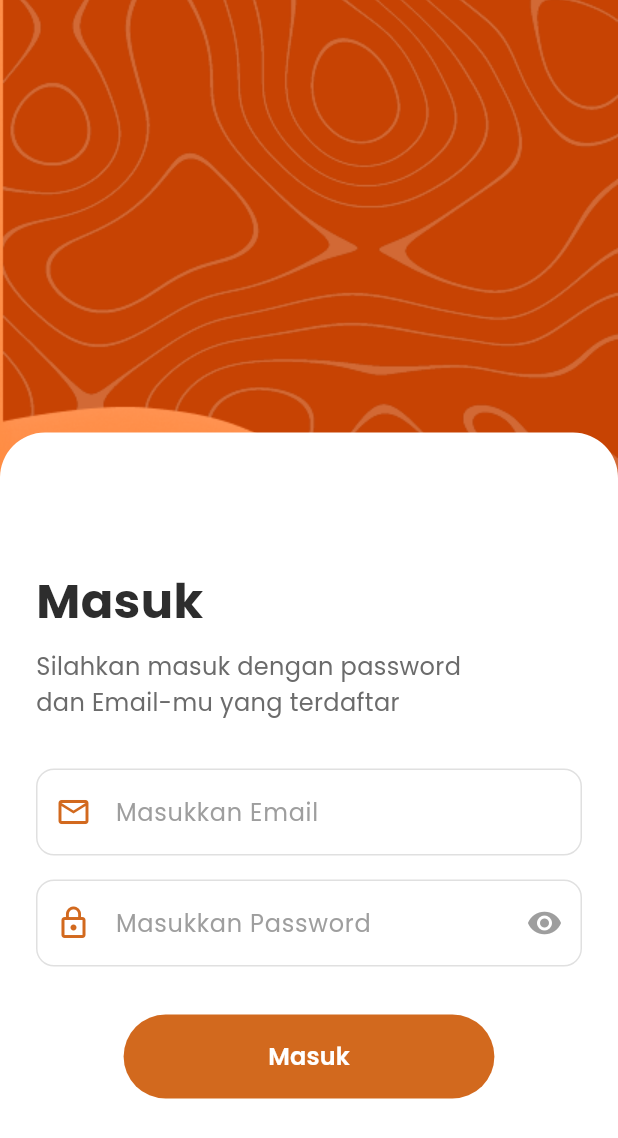
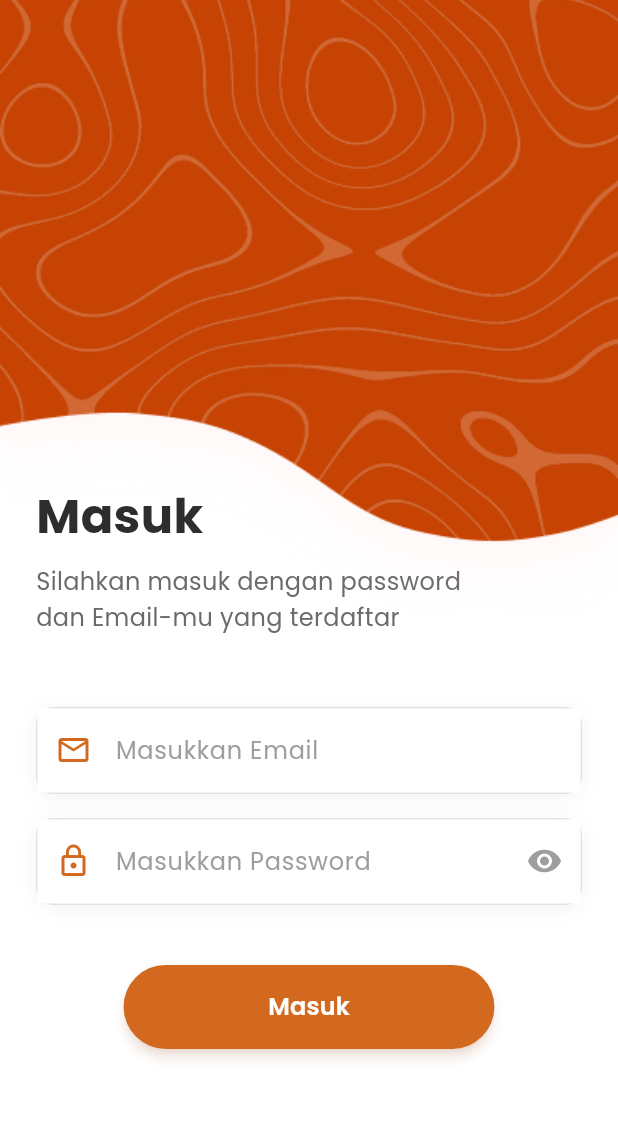
Before and after one commit to fairuzzkii/simpeg_mobile_mascitra, a Flutter app: the screen it shows after launch, after a tap on the "arrow forward" icon, on a phone screen of 412 x 824 dp. Shown: the top 1138 px of the screen. Run offline on Flutter 3.47's test engine with Material 3 defaults, Android fonts, the phone set to English and light mode, and no system bars; our stand-ins replace dotted_border, table_calendar.

Commit message:
login penyesuaian lagi

```diff
--- a/lib/pages/authPage/loginPage.dart
+++ b/lib/pages/authPage/loginPage.dart
@@ -40,20 +40,25 @@ class _LoginPageState extends State<LoginPage> {
   Widget build(BuildContext context) {
     final keyboardHeight = MediaQuery.of(context).viewInsets.bottom;
     final screenHeight = MediaQuery.of(context).size.height;
+    final screenWidth = MediaQuery.of(context).size.width;
 
-    // Adjust heights based on keyboard visibility
-    final topImageHeight = keyboardHeight > 0
-        ? screenHeight * 0.25  // Smaller when keyboard is visible
-        : screenHeight * 0.40; // Normal height when keyboard is hidden
-
-    final bottomContainerHeight = keyboardHeight > 0
-        ? screenHeight - topImageHeight + keyboardHeight // Full remaining height + keyboard
-        : screenHeight * 0.65; // Normal height
+    final isKeyboardVisible = keyboardHeight > 0;
+    final topImageHeight = screenHeight * 0.10;
+    final topImageOffset = isKeyboardVisible ? -keyboardHeight * 0.6 : 0.0;
+    final formContainerHeight = isKeyboardVisible
+        ? screenHeight - topImageHeight
+        : screenHeight * 0.78;
 
     return Scaffold(
-      // Prevent resizing when keyboard appears
-      resizeToAvoidBottomInset: false,
-      body: Stack(
+      resizeToAvoidBottomInset: true,
+      body: GestureDetector(
+        onTap: () {
+          if (FocusScope.of(context).hasFocus) {
+            FocusScope.of(context).unfocus();
+          }
+        },
+        behavior: HitTestBehavior.translucent,
+        child: Stack(
           children: [
             // Background gradient
             Container(
@@ -63,22 +68,8 @@ class _LoginPageState extends State<LoginPage> {
                 gradient: LinearGradient(
                   begin: Alignment.topCenter,
                   end: Alignment.bottomCenter,
-                colors: [
-                  Color(0xFFFF8C42)
-                ],
+                  colors: [Color(0xFFFF8C42), Color(0xFFFF6B1A)],
                 ),
-            ),
-          ),
-
-          // Top pattern image - adjust height based on keyboard
-          Positioned(
-            left: 0,
-            right: 0,
-            top: 0,
-            height: topImageHeight,
-            child: Image.asset(
-              'assets/images/topographic_pattern2.png',
-              fit: BoxFit.cover,
               ),
             ),
 
@@ -87,8 +78,10 @@ class _LoginPageState extends State<LoginPage> {
               left: 0,
               right: 0,
               bottom: 0,
-            height: bottomContainerHeight,
-            child: Container(
+              child: AnimatedContainer(
+                duration: const Duration(milliseconds: 300),
+                curve: Curves.easeInOut,
+                height: formContainerHeight,
                 decoration: const BoxDecoration(
                   color: Colors.white,
                   borderRadius: BorderRadius.only(
@@ -97,22 +90,31 @@ class _LoginPageState extends State<LoginPage> {
                   ),
                 ),
                 child: SafeArea(
-                child: SingleChildScrollView(
-                  physics: keyboardHeight > 0
-                      ? const BouncingScrollPhysics()
-                      : const NeverScrollableScrollPhysics(),
+                  child: LayoutBuilder(
+                    builder: (context, constraints) {
+                      return SingleChildScrollView(
+                        physics: const BouncingScrollPhysics(),
+                        padding: EdgeInsets.only(
+                          bottom: keyboardHeight > 0 ? 20 : 0,
+                        ),
+                        child: ConstrainedBox(
+                          constraints: BoxConstraints(
+                            minHeight: constraints.maxHeight,
+                          ),
                           child: Padding(
-                    padding: const EdgeInsets.all(24.0),
+                            padding: const EdgeInsets.symmetric(
+                              horizontal: 24.0,
+                              vertical: 20.0,
+                            ),
                             child: Column(
                               crossAxisAlignment: CrossAxisAlignment.start,
-                      mainAxisSize: MainAxisSize.min,
+                              mainAxisAlignment: MainAxisAlignment.start,
                               children: [
-                        // Dynamic spacing based on keyboard
                                 SizedBox(
-                          height: keyboardHeight > 0
-                              ? 16.0 // Less space when keyboard is visible
-                              : screenHeight * 0.08, // Normal space
+                                  height: isKeyboardVisible ? 320.0 : 120.0,
                                 ),
+
+                                // Title
                                 const Text(
                                   'Masuk',
                                   style: TextStyle(
@@ -123,6 +125,8 @@ class _LoginPageState extends State<LoginPage> {
                                   ),
                                 ),
                                 const SizedBox(height: 8),
+
+                                // Subtitle
                                 const Text(
                                   'Silahkan masuk dengan password\ndan Email-mu yang terdaftar',
                                   style: TextStyle(
@@ -132,100 +136,49 @@ class _LoginPageState extends State<LoginPage> {
                                     fontFamily: 'Poppins',
                                   ),
                                 ),
-                        const SizedBox(height: 32),
+                                SizedBox(height: isKeyboardVisible ? 32 : 48),
+
                                 // Email field
-                        Container(
-                          decoration: BoxDecoration(
-                            borderRadius: BorderRadius.circular(12),
-                            border: Border.all(
-                              color: const Color(0xFFE0E0E0),
-                              width: 1,
-                            ),
-                          ),
-                          child: TextField(
+                                _buildInputField(
                                   controller: _emailController,
-                            decoration: const InputDecoration(
                                   hintText: 'Masukkan Email',
-                              hintStyle: TextStyle(
-                                color: Color(0xFF9E9E9E),
-                                fontFamily: 'Poppins',
-                              ),
-                              prefixIcon: Icon(
-                                Icons.email_outlined,
-                                color: Color(0xFFD2691E),
-                              ),
-                              border: InputBorder.none,
-                              contentPadding: EdgeInsets.symmetric(
-                                horizontal: 16,
-                                vertical: 16,
-                              ),
-                            ),
-                            style: const TextStyle(
-                              fontFamily: 'Poppins',
-                            ),
-                          ),
+                                  prefixIcon: Icons.email_outlined,
+                                  keyboardType: TextInputType.emailAddress,
                                 ),
                                 const SizedBox(height: 16),
+
                                 // Password field
-                        Container(
-                          decoration: BoxDecoration(
-                            borderRadius: BorderRadius.circular(12),
-                            border: Border.all(
-                              color: const Color(0xFFE0E0E0),
-                              width: 1,
+                                _buildInputField(
+                                  controller: _passwordController,
+                                  hintText: 'Masukkan Password',
+                                  prefixIcon: Icons.lock_outline,
+                                  isPassword: true,
                                 ),
-                          ),
-                          child: TextField(
-                            controller: _passwordController,
-                            obscureText: !_isPasswordVisible,
-                            decoration: InputDecoration(
-                              hintText: 'Masukkan Password',
-                              hintStyle: const TextStyle(
-                                color: Color(0xFF9E9E9E),
-                                fontFamily: 'Poppins',
-                              ),
-                              prefixIcon: const Icon(
-                                Icons.lock_outline,
-                                color: Color(0xFFD2691E),
-                              ),
-                              suffixIcon: IconButton(
-                                icon: Icon(
-                                  _isPasswordVisible
-                                      ? Icons.visibility_off
-                                      : Icons.visibility,
-                                  color: const Color(0xFF9E9E9E),
-                                ),
-                                onPressed: () {
-                                  setState(() {
-                                    _isPasswordVisible = !_isPasswordVisible;
-                                  });
-                                },
-                              ),
-                              border: InputBorder.none,
-                              contentPadding: const EdgeInsets.symmetric(
-                                horizontal: 16,
-                                vertical: 16,
-                              ),
-                            ),
-                            style: const TextStyle(
-                              fontFamily: 'Poppins',
-                            ),
-                          ),
-                        ),
-                        const SizedBox(height: 32),
+                                SizedBox(height: isKeyboardVisible ? 28 : 40),
 
+                                // Login button
                                 Center(
                                   child: SizedBox(
-                            width: MediaQuery.of(context).size.width * 0.6,
+                                    width:
+                                        MediaQuery.of(context).size.width * 0.6,
                                     height: 56,
                                     child: ElevatedButton(
-                              onPressed: _isLoading ? null : _handleLogin,
+                                      onPressed: _isLoading
+                                          ? null
+                                          : _handleLogin,
                                       style: ElevatedButton.styleFrom(
-                                backgroundColor: const Color(0xFFD2691E),
+                                        backgroundColor: const Color(
+                                          0xFFD2691E,
+                                        ),
                                         foregroundColor: Colors.white,
-                                elevation: 0,
+                                        elevation: 3,
+                                        shadowColor: const Color(
+                                          0xFFD2691E,
+                                        ).withOpacity(0.3),
                                         shape: RoundedRectangleBorder(
-                                  borderRadius: BorderRadius.circular(50),
+                                          borderRadius: BorderRadius.circular(
+                                            50,
+                                          ),
                                         ),
                                       ),
                                       child: _isLoading
@@ -234,9 +187,10 @@ class _LoginPageState extends State<LoginPage> {
                                               height: 24,
                                               child: CircularProgressIndicator(
                                                 strokeWidth: 2,
-                                        valueColor: AlwaysStoppedAnimation<Color>(
-                                          Colors.white,
-                                        ),
+                                                valueColor:
+                                                    AlwaysStoppedAnimation<
+                                                      Color
+                                                    >(Colors.white),
                                               ),
                                             )
                                           : const Text(
@@ -250,18 +204,103 @@ class _LoginPageState extends State<LoginPage> {
                                     ),
                                   ),
                                 ),
-                        // Extra padding at bottom when keyboard is visible
-                        if (keyboardHeight > 0)
-                          const SizedBox(height: 32),
+                                SizedBox(height: isKeyboardVisible ? 30 : 60),
                               ],
                             ),
                           ),
                         ),
+                      );
+                    },
+                  ),
+                ),
+              ),
+            ),
+
+            // Top pattern image
+            Positioned(
+              left: 0,
+              right: 0,
+              top: topImageOffset,
+              height: MediaQuery.of(context).size.height * 0.5,
+              child: AnimatedContainer(
+                duration: const Duration(milliseconds: 300),
+                curve: Curves.easeInOut,
+                width: screenWidth,
+                child: Image.asset(
+                  'assets/images/topographic_pattern2.png',
+                  fit: BoxFit.cover,
+                  width: screenWidth,
+                  height: topImageHeight,
+                  errorBuilder: (context, error, stackTrace) {
+                    return Container(
+                      color: Colors.grey,
+                      child: const Center(child: Text('Image not found')),
+                    );
+                  },
                 ),
               ),
             ),
           ],
         ),
+      ),
+    );
+  }
+
+  Widget _buildInputField({
+    required TextEditingController controller,
+    required String hintText,
+    required IconData prefixIcon,
+    TextInputType? keyboardType,
+    bool isPassword = false,
+  }) {
+    return Container(
+      decoration: BoxDecoration(
+        borderRadius: BorderRadius.circular(12),
+        border: Border.all(color: const Color(0xFFE0E0E0), width: 1),
+        boxShadow: [
+          BoxShadow(
+            color: Colors.black.withOpacity(0.05),
+            blurRadius: 10,
+            offset: const Offset(0, 2),
+          ),
+        ],
+      ),
+      child: TextField(
+        controller: controller,
+        keyboardType: keyboardType,
+        obscureText: isPassword ? !_isPasswordVisible : false,
+        decoration: InputDecoration(
+          hintText: hintText,
+          hintStyle: const TextStyle(
+            color: Color(0xFF9E9E9E),
+            fontFamily: 'Poppins',
+          ),
+          prefixIcon: Icon(prefixIcon, color: const Color(0xFFD2691E)),
+          suffixIcon: isPassword
+              ? IconButton(
+                  icon: Icon(
+                    _isPasswordVisible
+                        ? Icons.visibility_off
+                        : Icons.visibility,
+                    color: const Color(0xFF9E9E9E),
+                  ),
+                  onPressed: () {
+                    setState(() {
+                      _isPasswordVisible = !_isPasswordVisible;
+                    });
+                  },
+                )
+              : null,
+          border: InputBorder.none,
+          contentPadding: const EdgeInsets.symmetric(
+            horizontal: 16,
+            vertical: 16,
+          ),
+          filled: true,
+          fillColor: Colors.white,
+        ),
+        style: const TextStyle(fontFamily: 'Poppins'),
+      ),
     );
   }
 }
--- a/lib/pages/cutiPage/pengajuanCutiPage.dart
+++ b/lib/pages/cutiPage/pengajuanCutiPage.dart
@@ -1,5 +1,4 @@
 import 'dart:ui' as BorderType;
-
 import 'package:dotted_border/dotted_border.dart';
 import 'package:flutter/foundation.dart';
 import 'package:flutter/material.dart';
```
Also changed, not shown: assets/images/topographic_pattern2.png. Lines whose indentation alone changed are shown as unchanged.
